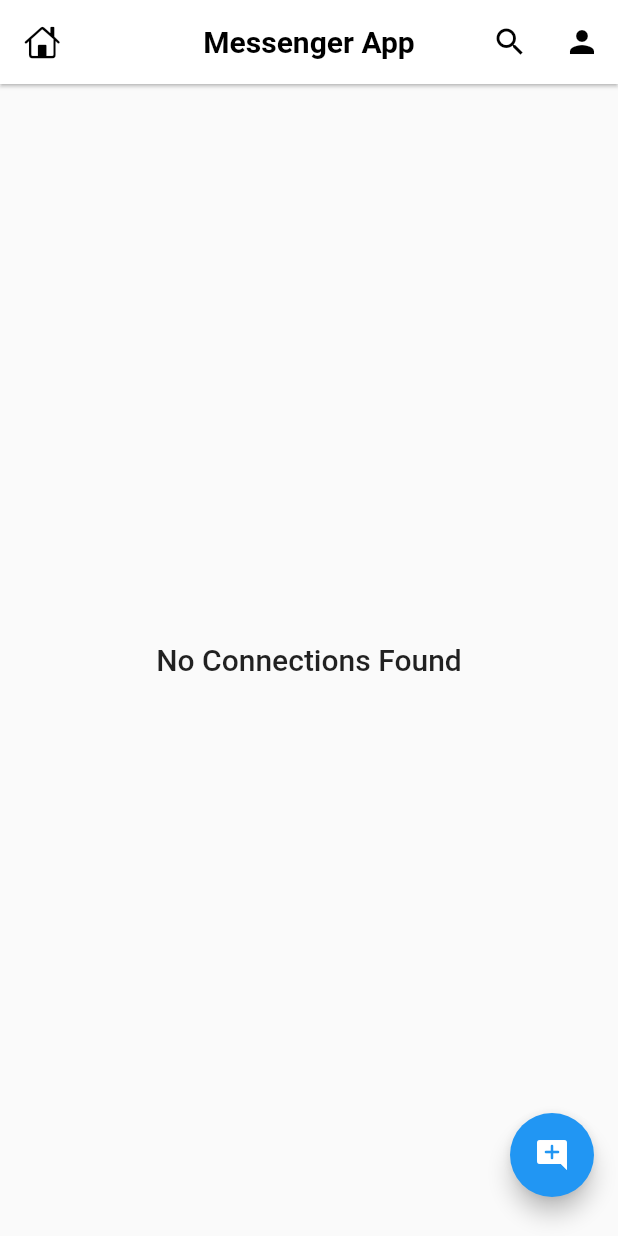
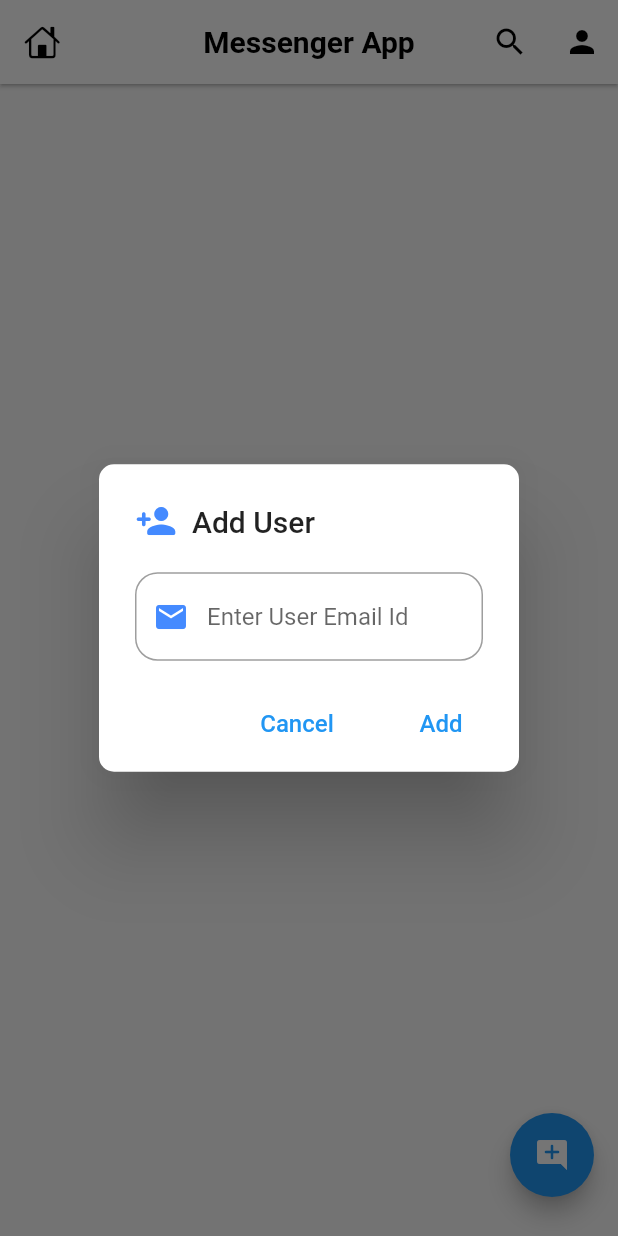
Before and after one commit to Riya-Maharjan/Chat-App-Flutter, a Flutter app: the HomeScreen screen opened directly, after a tap on the "add comment" icon, on a phone screen of 412 x 824 dp. Run offline on Flutter 3.47's test engine with Material 2 defaults, Android fonts, the phone set to English and light mode, and no system bars; our stand-ins replace cached_network_image, cloud_firestore, emoji_picker_flutter, firebase_auth, firebase_core, firebase_messaging and 4 more; missing offline and left inert: flutter_notification_channel; accounts and stored records are empty; statements that could not run were skipped.

Commit message:
allow to add only selected users

```diff
--- a/lib/api/apis.dart
+++ b/lib/api/apis.dart
@@ -27,6 +27,28 @@ class APIs {
   //user exists or not
   static Future<bool> userExists() async {
     return (await firestore.collection('users').doc(user.uid).get()).exists;
+  }
+
+  //user exists or not
+  static Future<bool> addChatUser(String email) async {
+    final data = await firestore
+        .collection('users')
+        .where('email', isEqualTo: email)
+        .get();
+
+    log('data: ${data.docs}');
+
+    if (data.docs.isNotEmpty && data.docs.first.id != user.uid) {
+      firestore
+          .collection('users')
+          .doc(user.uid)
+          .collection('my_users')
+          .doc(data.docs.first.id)
+          .set({});
+      return true;
+    } else {
+      return false;
+    }
   }
 
 //for accessing firebase messaging (Push Notifications)
--- a/lib/screens/home_screen.dart
+++ b/lib/screens/home_screen.dart
@@ -1,6 +1,7 @@
 import 'dart:convert';
 import 'dart:developer';
 
+import 'package:chat_app/helper/dialogs.dart';
 import 'package:chat_app/screens/profile_screen.dart';
 import 'package:flutter/cupertino.dart';
 import 'package:flutter/material.dart';
@@ -113,9 +114,8 @@ class _HomeScreenState extends State<HomeScreen> {
           floatingActionButton: Padding(
             padding: const EdgeInsets.only(bottom: 10),
             child: FloatingActionButton(
-              onPressed: () async {
-                await APIs.auth.signOut();
-                await GoogleSignIn().signOut();
+              onPressed: () {
+                _addChatUserDialog();
               },
               child: const Icon(Icons.add_comment_rounded),
             ),
@@ -167,4 +167,57 @@ class _HomeScreenState extends State<HomeScreen> {
       ),
     );
   }
+
+  void _addChatUserDialog() {
+    String email = '';
+
+    showDialog(
+        context: context,
+        builder: (_) => AlertDialog(
+              contentPadding: const EdgeInsets.only(
+                  left: 24, right: 24, top: 20, bottom: 10),
+              shape: RoundedRectangleBorder(
+                  borderRadius: BorderRadius.circular(10)),
+              title: const Row(
+                children: [
+                  Icon(Icons.person_add_rounded,
+                      color: Colors.blueAccent, size: 28),
+                  Text('  Add User')
+                ],
+              ),
+              content: TextFormField(
+                maxLines: null,
+                onChanged: (value) => email = value,
+                decoration: InputDecoration(
+                    hintText: 'Enter User Email Id ',
+                    prefixIcon:
+                        const Icon(Icons.email, color: Colors.blueAccent),
+                    border: OutlineInputBorder(
+                        borderRadius: BorderRadius.circular(15))),
+              ),
+              actions: [
+                MaterialButton(
+                  onPressed: () {
+                    Navigator.pop(context);
+                  },
+                  child: const Text('Cancel',
+                      style: TextStyle(color: Colors.blue, fontSize: 16)),
+                ),
+                MaterialButton(
+                  onPressed: () async {
+                    Navigator.pop(context);
+                    if (email.isNotEmpty) {
+                      await APIs.addChatUser(email).then((value) {
+                        if (!value) {
+                          Dialogs.showSnackbar(context, 'User doesn\'t exists');
+                        }
+                      });
+                    }
+                  },
+                  child: const Text('Add',
+                      style: TextStyle(color: Colors.blue, fontSize: 16)),
+                )
+              ],
+            ));
+  }
 }
```
